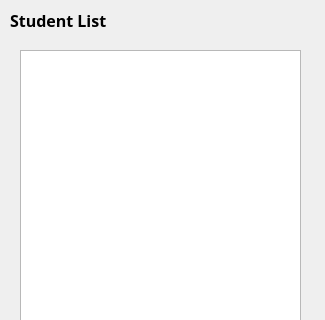
First picture: the form in CSS/PR_GUEST_LIST.ui, repository theodore-choi/2021-1-ISECD-Team10, before the edit; both pictures show x 0 to 325 and y 0 to 320 of the 325 by 568 pixel window.
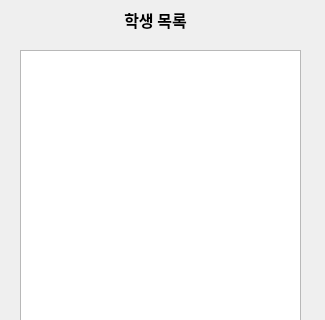
Second picture: the form after the edit.

Diff of the .ui file:
```diff
--- a/CSS/PR_GUEST_LIST.ui
+++ b/CSS/PR_GUEST_LIST.ui
@@ -16,7 +16,7 @@
   <widget class="QLabel" name="label">
    <property name="geometry">
     <rect>
-     <x>10</x>
+     <x>90</x>
      <y>0</y>
      <width>131</width>
      <height>41</height>
@@ -31,7 +31,7 @@
     </font>
    </property>
    <property name="text">
-    <string>Student List</string>
+    <string>&lt;html&gt;&lt;head/&gt;&lt;body&gt;&lt;p align=&quot;center&quot;&gt;학생 목록&lt;/p&gt;&lt;/body&gt;&lt;/html&gt;</string>
    </property>
   </widget>
   <widget class="QListWidget" name="student_list">
```
